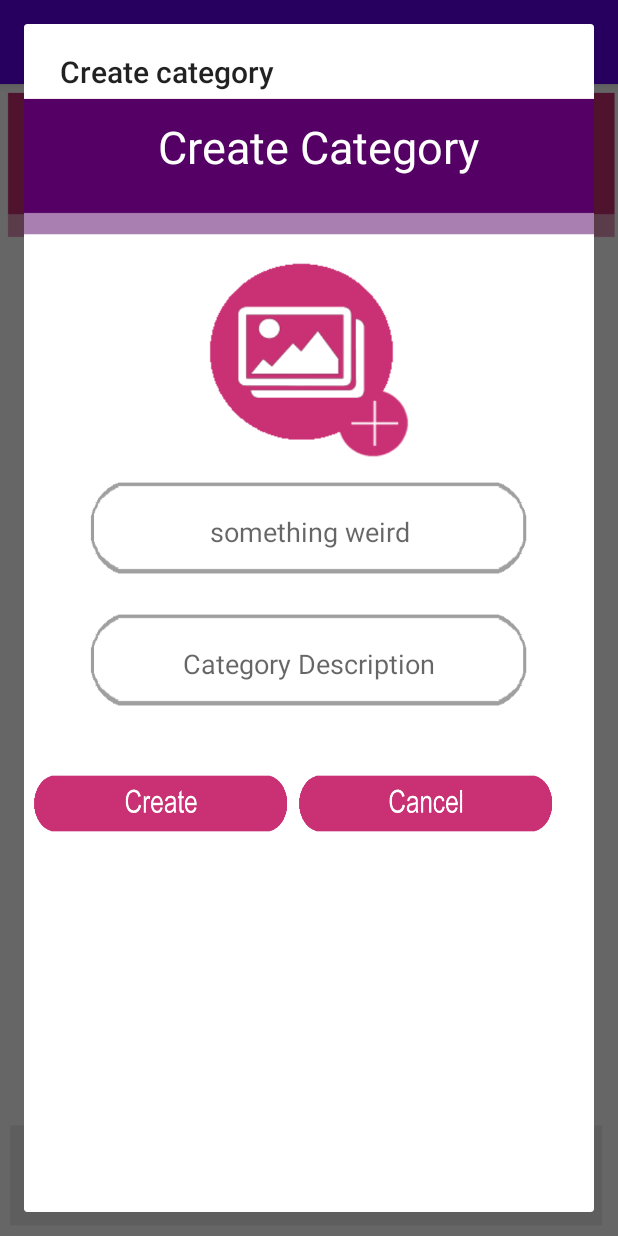
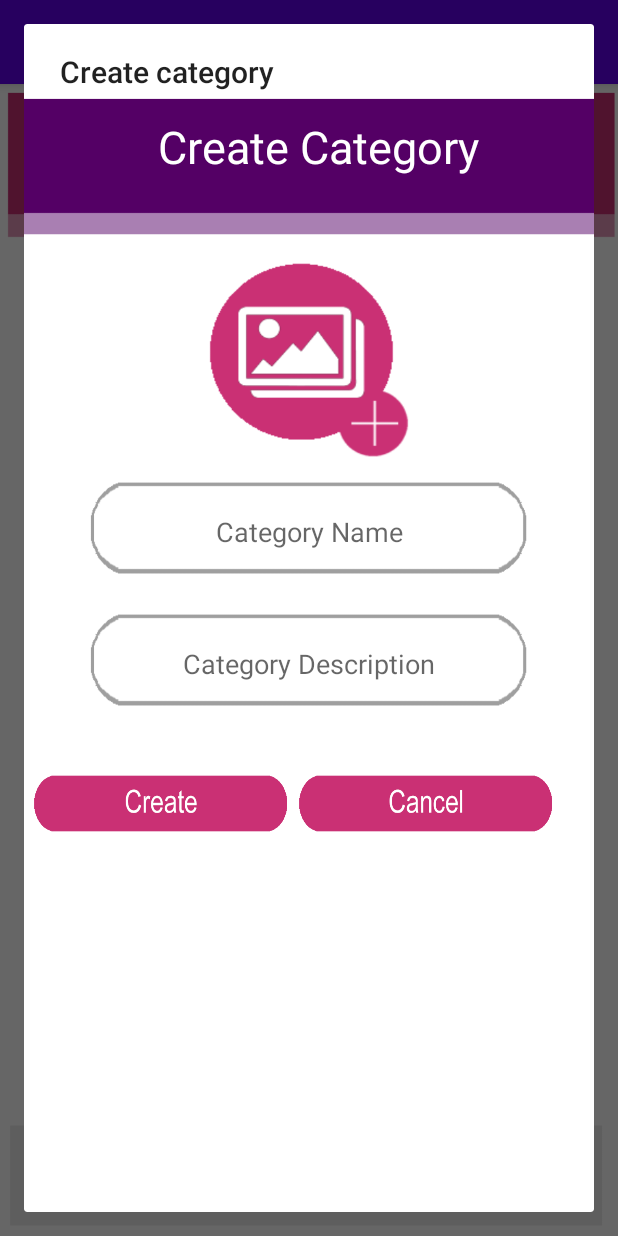
Before and after one commit to sibrinaVDW/Lootbox, an Android app: the CollectionsView screen opened directly, with no data from a screen before it, after a tap on an icon or button, on a phone screen of 412 x 824 dp. Run offline under Robolectric (Android 15) with nearby library versions, the phone set to English and light mode, and no system bars.

Commit message:
Created Jades Branch

```diff
--- a/app/src/main/res/layout/new_cat_popup.xml
+++ b/app/src/main/res/layout/new_cat_popup.xml
@@ -47,7 +47,7 @@
         android:layout_height="80dp"
         android:background="@drawable/signin_text_box"
         android:ems="10"
-        android:hint="something weird"
+        android:hint="Category Name"
         android:inputType="textPersonName"
         android:textAlignment="center"
         android:textColor="#000000"
```
